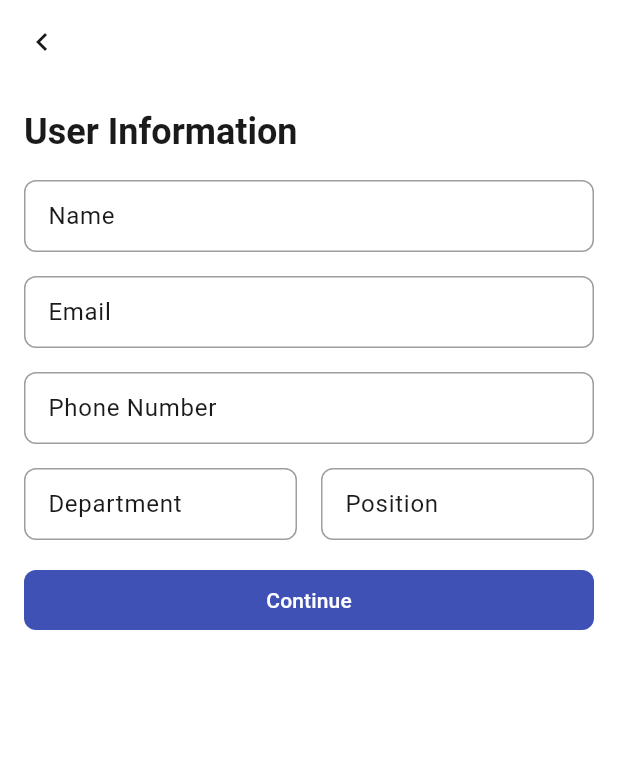
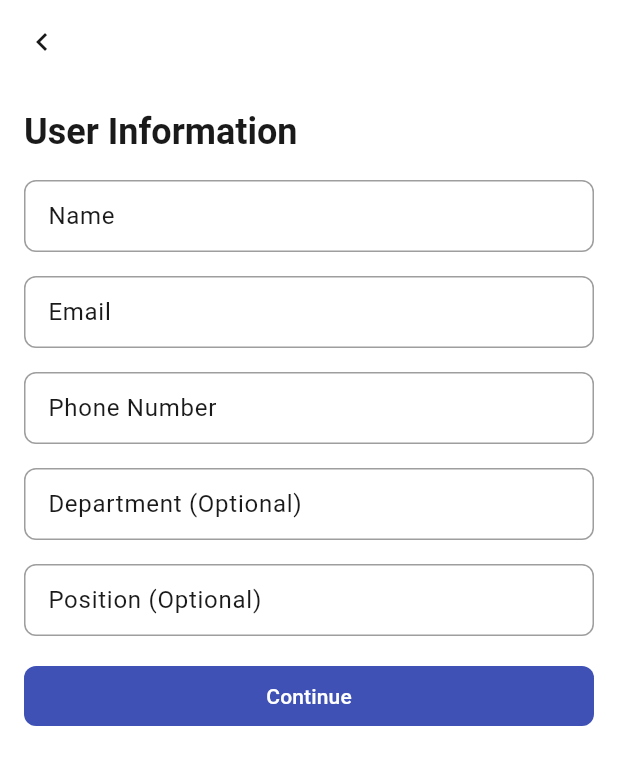
Before and after one commit to Zer0-01/flutter-ims, a Flutter app: the RegisterScreen screen opened directly, on a phone screen of 412 x 824 dp. Shown: the top 765 px of the screen. Run offline on Flutter 3.47's test engine with Material 3 defaults, Android fonts, the phone set to English and light mode, and no system bars; our stand-ins replace adaptive_theme, auto_route, dio, equatable, flutter_bloc, flutter_secure_storage and 2 more; accounts and stored records are empty.

Commit message:
feat: enhance textfield

```diff
--- a/lib/l10n/app_en.arb
+++ b/lib/l10n/app_en.arb
@@ -65,5 +65,7 @@
     "position": "Position",
     "@position": {},
     "continue_string": "Continue",
-    "@continue_string": {}
+    "@continue_string": {},
+    "asterisk": "*",
+    "@asterisk": {}
 }
--- a/lib/l10n/app_localizations.dart
+++ b/lib/l10n/app_localizations.dart
@@ -292,6 +292,12 @@ abstract class AppLocalizations {
   /// In en, this message translates to:
   /// **'Continue'**
   String get continue_string;
+
+  /// No description provided for @asterisk.
+  ///
+  /// In en, this message translates to:
+  /// **'*'**
+  String get asterisk;
 }
 
 class _AppLocalizationsDelegate extends LocalizationsDelegate<AppLocalizations> {
--- a/lib/l10n/app_localizations_en.dart
+++ b/lib/l10n/app_localizations_en.dart
@@ -106,4 +106,7 @@ class AppLocalizationsEn extends AppLocalizations {
 
   @override
   String get continue_string => 'Continue';
+
+  @override
+  String get asterisk => '*';
 }
--- a/lib/l10n/app_localizations_ms.dart
+++ b/lib/l10n/app_localizations_ms.dart
@@ -106,4 +106,7 @@ class AppLocalizationsMs extends AppLocalizations {
 
   @override
   String get continue_string => 'Teruskan';
+
+  @override
+  String get asterisk => '*';
 }
--- a/lib/l10n/app_ms.arb
+++ b/lib/l10n/app_ms.arb
@@ -65,5 +65,7 @@
     "position": "Jawatan",
     "@position": {},
     "continue_string": "Teruskan",
-    "@continue_string": {}
+    "@continue_string": {},
+    "asterisk": "*",
+    "@asterisk": {}
 }
--- a/lib/presentation/common_widgets/app_text_form_field_widget.dart
+++ b/lib/presentation/common_widgets/app_text_form_field_widget.dart
@@ -2,7 +2,7 @@ import 'package:flutter/material.dart';
 import 'package:flutter_ims/utils/extension.dart';
 
 class AppTextFormFieldWidget extends StatelessWidget {
-  final String label;
+  final Widget? label;
   final String? hintText;
   const AppTextFormFieldWidget({super.key, required this.label, this.hintText});
 
@@ -25,7 +25,7 @@ class AppTextFormFieldWidget extends StatelessWidget {
         hintStyle: context.textTheme.bodyLarge?.copyWith(
           color: context.colorScheme.outline,
         ),
-        label: Text(label),
+        label: label,
       ),
     );
   }
--- a/lib/presentation/screen/register/register_screen.dart
+++ b/lib/presentation/screen/register/register_screen.dart
@@ -62,16 +62,8 @@ class _RegisterScreenState extends State<RegisterScreen> {
                 NameFormWidget(),
                 EmailFormWidget(),
                 PhoneFormWidget(),
-                Padding(
-                  padding: EdgeInsets.symmetric(horizontal: 16.0),
-                  child: Row(
-                    spacing: 16,
-                    children: [
-                      Expanded(child: DepartmentFormWidget()),
-                      Expanded(child: PositionFormWidget()),
-                    ],
-                  ),
-                ),
+                DepartmentFormWidget(),
+                PositionFormWidget(),
                 ContinueButtonWidget(),
               ],
             ),
--- a/lib/presentation/screen/register/widgets/department_form_widget.dart
+++ b/lib/presentation/screen/register/widgets/department_form_widget.dart
@@ -7,9 +7,12 @@ class DepartmentFormWidget extends StatelessWidget {
 
   @override
   Widget build(BuildContext context) {
-    return AppTextFormFieldWidget(
-      label: context.l10n.department,
-      hintText: context.l10n.eg_johndoemailcom,
+    return Padding(
+      padding: const EdgeInsets.symmetric(horizontal: 16.0),
+      child: AppTextFormFieldWidget(
+        label: Text("${context.l10n.department} (${context.l10n.optional})"),
+        hintText: context.l10n.eg_johndoemailcom,
+      ),
     );
   }
 }
--- a/lib/presentation/screen/register/widgets/email_form_widget.dart
+++ b/lib/presentation/screen/register/widgets/email_form_widget.dart
@@ -10,7 +10,7 @@ class EmailFormWidget extends StatelessWidget {
     return Padding(
       padding: const EdgeInsets.symmetric(horizontal: 16.0),
       child: AppTextFormFieldWidget(
-        label: context.l10n.email,
+        label: Text(context.l10n.email),
         hintText: context.l10n.eg_johndoemailcom,
       ),
     );
--- a/lib/presentation/screen/register/widgets/name_form_widget.dart
+++ b/lib/presentation/screen/register/widgets/name_form_widget.dart
@@ -10,7 +10,7 @@ class NameFormWidget extends StatelessWidget {
     return Padding(
       padding: const EdgeInsets.symmetric(horizontal: 16.0),
       child: AppTextFormFieldWidget(
-        label: context.l10n.name,
+        label: Text(context.l10n.name),
         hintText: context.l10n.eg_john_doe,
       ),
     );
--- a/lib/presentation/screen/register/widgets/phone_form_widget.dart
+++ b/lib/presentation/screen/register/widgets/phone_form_widget.dart
@@ -10,7 +10,7 @@ class PhoneFormWidget extends StatelessWidget {
     return Padding(
       padding: const EdgeInsets.symmetric(horizontal: 16.0),
       child: AppTextFormFieldWidget(
-        label: context.l10n.phone_number,
+        label: Text(context.l10n.phone_number),
         hintText: context.l10n.eg_60123456789,
       ),
     );
--- a/lib/presentation/screen/register/widgets/position_form_widget.dart
+++ b/lib/presentation/screen/register/widgets/position_form_widget.dart
@@ -7,9 +7,12 @@ class PositionFormWidget extends StatelessWidget {
 
   @override
   Widget build(BuildContext context) {
-    return AppTextFormFieldWidget(
-      label: context.l10n.position,
-      hintText: context.l10n.eg_johndoemailcom,
+    return Padding(
+      padding: const EdgeInsets.symmetric(horizontal: 16.0),
+      child: AppTextFormFieldWidget(
+        label: Text("${context.l10n.position} (${context.l10n.optional})"),
+        hintText: context.l10n.eg_johndoemailcom,
+      ),
     );
   }
 }
```
